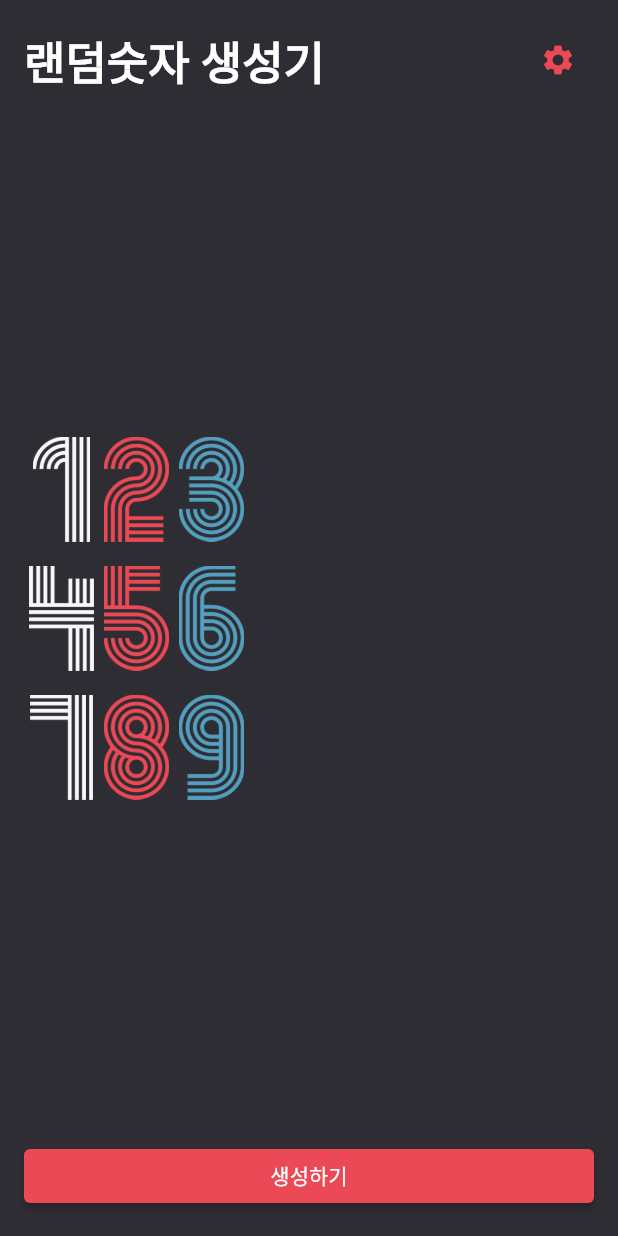
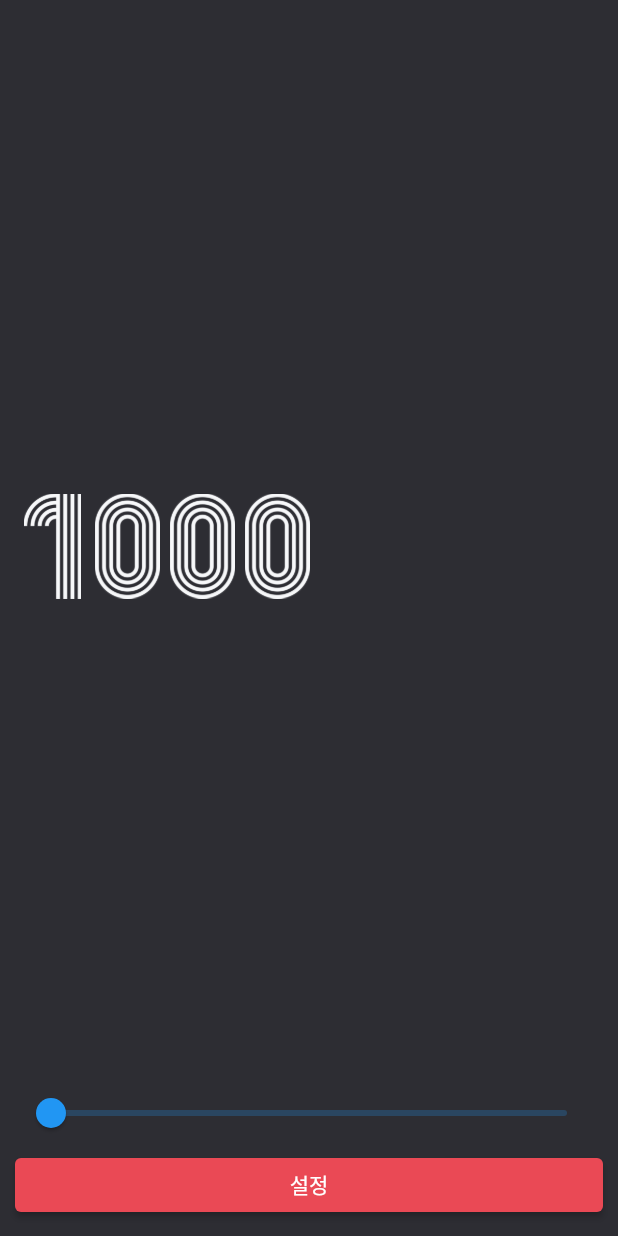
Before and after one commit to Jeonginsus/flutter, a Flutter app: the screen it shows after launch, after a tap on the "settings" icon, on a phone screen of 412 x 824 dp. Run offline on Flutter 3.47's test engine with Material 2 defaults, Android fonts, the phone set to English and light mode, and no system bars; our stand-ins replace webview_flutter.

Commit message:
random_number fin

```diff
--- /dev/null
+++ b/random_number/lib/component/number_row.dart
@@ -0,0 +1,23 @@
+import 'package:flutter/cupertino.dart';
+
+class Number_Row extends StatelessWidget {
+  final int nr;
+  const Number_Row({required this.nr, Key? key}) : super(key: key);
+
+  @override
+  Widget build(BuildContext context) {
+    return Row(
+      children: nr
+          .toString()
+          .split("")
+          .map(
+            (x) => Image.asset(
+          "asset/img/$x.png",
+          height: 70.0,
+          width: 50.0,
+        ),
+      )
+          .toList(),
+    );
+  }
+}
--- a/random_number/lib/screen/homescreen.dart
+++ b/random_number/lib/screen/homescreen.dart
@@ -1,5 +1,9 @@
+import 'dart:math';
+
 import 'package:flutter/cupertino.dart';
 import 'package:flutter/material.dart';
+import 'package:random_number/screen/settingsScreen.dart';
+import '../component/number_row.dart';
 import '../constant/colors.dart';
 
 class HomeScreen extends StatefulWidget {
@@ -10,7 +14,9 @@ class HomeScreen extends StatefulWidget {
 }
 
 class _HomeScreenState extends State<HomeScreen> {
-  var rannum = [123, 456, 789];
+  List<int> rannum = [123, 456, 789];
+  int maxNum = 1000;
+
   @override
   Widget build(BuildContext context) {
     return Scaffold(
@@ -21,7 +27,52 @@ class _HomeScreenState extends State<HomeScreen> {
           child: Column(
             crossAxisAlignment: CrossAxisAlignment.start,
             children: [
-              Row(
+              _Header(onPressed: onlimitednum),
+              _Contents(rannum: rannum),
+              _Button(onPressed: onRanPressed),
+            ],
+          ),
+        ),
+      ),
+    );
+  }
+
+  void onRanPressed() {
+    final rand = Random();
+    final Set<int> randList = {};
+    while (randList.length < 3) {
+      final number = rand.nextInt(maxNum);
+      if (number >= 100) {
+        randList.add(number);
+      }
+    }
+    setState(() {
+      rannum = randList.toList();
+    });
+  }
+  void onlimitednum() async {
+    final int? result = await Navigator.of(context).push<int>(
+      MaterialPageRoute(
+        builder: (BuildContext context) {
+          return SettingsScreen(maxNum:maxNum);
+        },
+      ),
+    );
+    if(result != null) {
+      setState(() {
+        maxNum = result;
+      });
+    }
+  }
+}
+
+class _Header extends StatelessWidget {
+  final VoidCallback onPressed;
+  const _Header({required this.onPressed, Key? key}) : super(key: key);
+
+  @override
+  Widget build(BuildContext context) {
+    return Row(
       mainAxisAlignment: MainAxisAlignment.spaceBetween,
       children: [
         Text(
@@ -33,14 +84,23 @@ class _HomeScreenState extends State<HomeScreen> {
           ),
         ),
         IconButton(
-                      onPressed: () {},
+            onPressed: onPressed,
             icon: Icon(
               Icons.settings,
               color: RED_COLOR,
             ))
       ],
-              ),
-              Expanded(
+    );
+  }
+}
+
+class _Contents extends StatelessWidget {
+  final List<int> rannum;
+  const _Contents({required this.rannum, Key? key}) : super(key: key);
+
+  @override
+  Widget build(BuildContext context) {
+    return Expanded(
       child: SizedBox(
         width: double.infinity,
         child: Column(
@@ -51,37 +111,31 @@ class _HomeScreenState extends State<HomeScreen> {
                 .entries
                 .map(
                   (e) => Padding(
-                              padding: EdgeInsets.only(
-                                  bottom: e.key == 2 ? 0 : 16.0),
-                              child: Row(
-                                children: e.value
-                                    .toString()
-                                    .split("")
-                                    .map(
-                                      (x) => Image.asset(
-                                        "asset/img/$x.png",
-                                        height: 70.0,
-                                        width: 50.0,
-                                      ),
-                                    )
-                                    .toList(),
-                              ),
+                    padding: EdgeInsets.only(bottom: e.key == 2 ? 0 : 16.0),
+                    child: Number_Row(nr:e.value),
                   ),
                 )
                 .toList()),
       ),
-              ),
-              SizedBox(
+    );
+  }
+}
+
+class _Button extends StatelessWidget {
+  final VoidCallback onPressed;
+  const _Button({
+    required this.onPressed,
+    Key? key,
+  }) : super(key: key);
+
+  @override
+  Widget build(BuildContext context) {
+    return SizedBox(
       width: double.infinity,
       child: ElevatedButton(
         style: ElevatedButton.styleFrom(primary: RED_COLOR),
-                  onPressed: () {},
+        onPressed: onPressed,
         child: Text("생성하기"),
-                ),
-              ),
-            ],
-          ),
-        ),
       ),
     );
   }
--- /dev/null
+++ b/random_number/lib/screen/settingsScreen.dart
@@ -0,0 +1,106 @@
+import 'package:flutter/cupertino.dart';
+import 'package:flutter/material.dart';
+import 'package:random_number/constant/colors.dart';
+
+import '../component/number_row.dart';
+
+class SettingsScreen extends StatefulWidget {
+  final int maxNum;
+  const SettingsScreen({required this.maxNum, Key? key}) : super(key: key);
+
+  @override
+  State<SettingsScreen> createState() => _SettingsScreenState();
+}
+
+class _SettingsScreenState extends State<SettingsScreen> {
+  double _num = 1000;
+  @override
+  void initState() {
+    // TODO: implement initState
+    _num =widget.maxNum.toDouble();
+  }
+  @override
+  Widget build(BuildContext context) {
+    return Scaffold(
+      backgroundColor: PRIMARY_COLOR,
+      body: SafeArea(
+        child: Padding(
+          padding: EdgeInsets.all(10.0),
+          child: Column(
+            children: [
+              _body(
+                mnum: _num,
+              ),
+              _footer(
+                onPressed: settingend,
+                onChange: limitchange,
+                mnum: _num,
+              ),
+            ],
+          ),
+        ),
+      ),
+    );
+  }
+
+  void limitchange(double val) {
+    setState(() {
+      _num = val;
+    });
+  }
+
+  void settingend() {
+    Navigator.of(context).pop(_num.toInt());
+  }
+}
+
+class _body extends StatelessWidget {
+  final double mnum;
+  const _body({required this.mnum, Key? key}) : super(key: key);
+
+  @override
+  Widget build(BuildContext context) {
+    return Expanded(
+      child: SizedBox(
+        width: double.infinity,
+        child: Number_Row(nr:mnum.toInt()),
+      ),
+    );
+  }
+}
+
+class _footer extends StatelessWidget {
+  final ValueChanged<double>? onChange;
+  final VoidCallback onPressed;
+  final double mnum;
+  const _footer(
+      {required this.onChange,
+      required this.onPressed,
+      required this.mnum,
+      Key? key})
+      : super(key: key);
+
+  @override
+  Widget build(BuildContext context) {
+    return Column(
+      children: [
+        Slider(
+          value: mnum,
+          min: 1000,
+          max: 100000,
+          onChanged: onChange,
+        ),
+        SizedBox(
+          width: double.infinity,
+          child: ElevatedButton(
+            onPressed: onPressed,
+            style: ElevatedButton.styleFrom(
+              primary: RED_COLOR,
+            ),
+            child: Text("설정"),
+          ),
+        )
+      ],
+    );
+  }
+}
```
Lines whose indentation alone changed are shown as unchanged.
